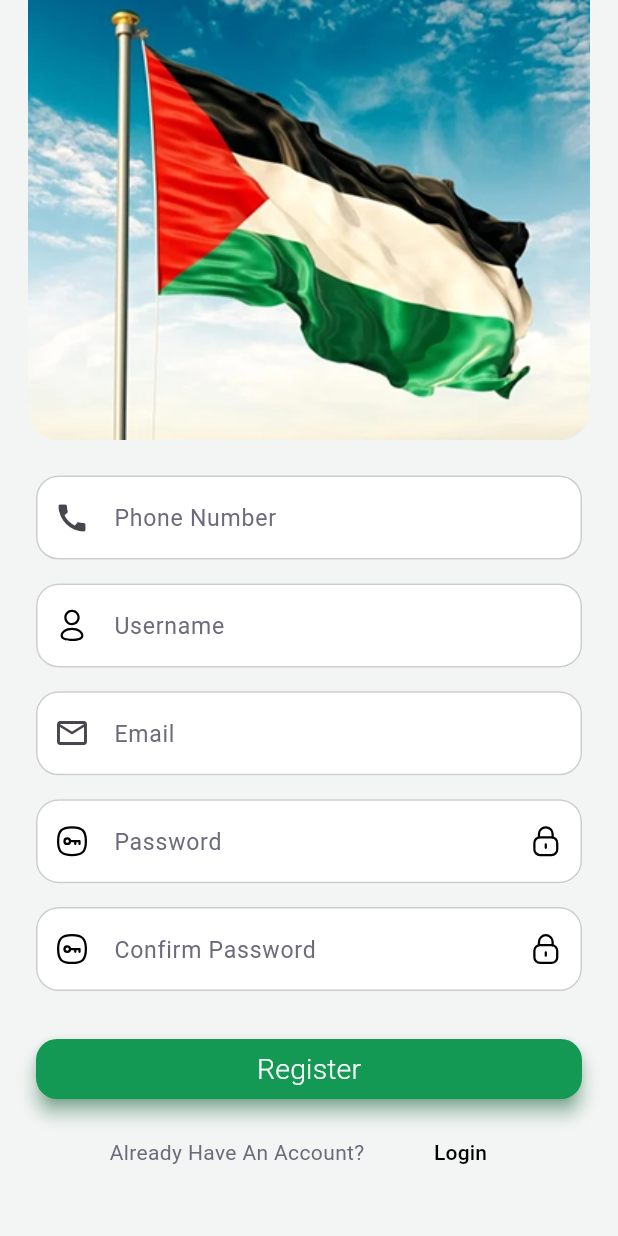
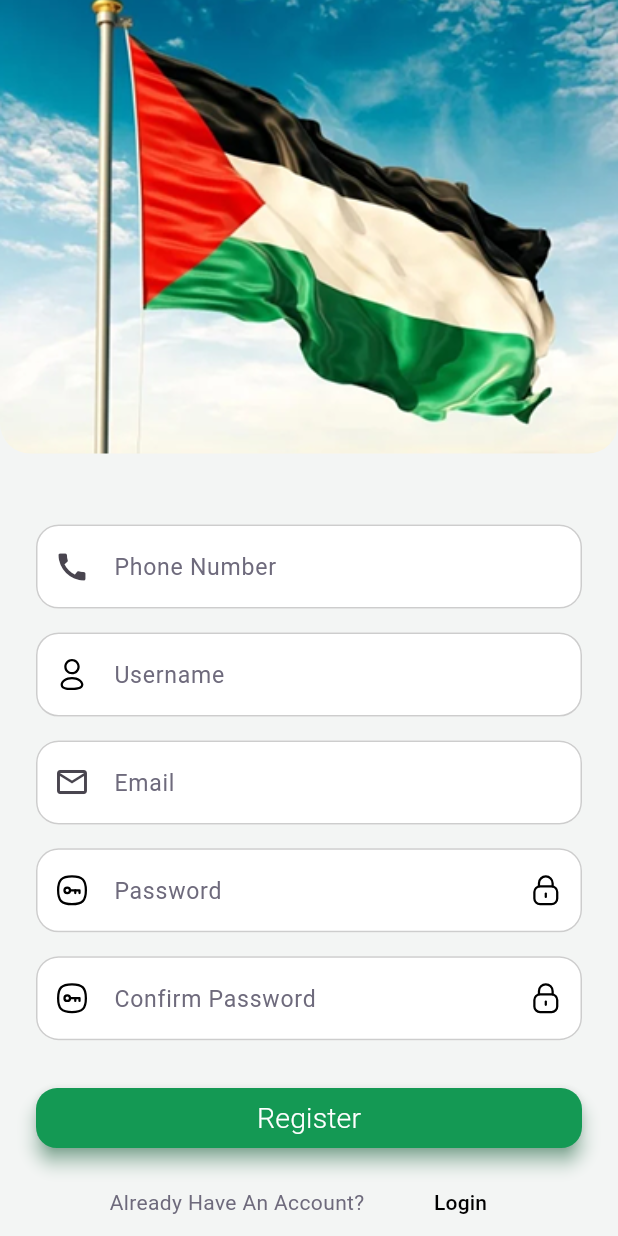
Before and after one commit to ahmedsalem2002m/mobile_NTI_training_tasks, a Flutter app: the RegisterView screen opened directly, on a phone screen of 412 x 824 dp. Run offline on Flutter 3.47's test engine with Material 3 defaults, Android fonts, the phone set to English and light mode, and no system bars; our stand-ins replace cloud_firestore, dartz, dio, firebase_auth, firebase_core, flutter_bloc and 5 more; accounts and stored records are empty.

Commit message:
add image manager

```diff
--- a/weak_4/nti_todo_app/lib/core/network/api_helper.dart
+++ b/weak_4/nti_todo_app/lib/core/network/api_helper.dart
@@ -18,6 +18,7 @@ class ApiHelper
         receiveTimeout: Duration(seconds: 10),
       )
   );
+
   Future<ApiResponse> postRequest({
     required String endPoint,
     Map<String, dynamic>? data,
@@ -31,6 +32,8 @@ class ApiHelper
       data: isFormData? FormData.fromMap(data??{}): data,
     ));
   }
+
+
   Future<ApiResponse> getRequest({
     required String endPoint,
     Map<String, dynamic>? data,
--- a/weak_4/nti_todo_app/lib/core/network/api_response.dart
+++ b/weak_4/nti_todo_app/lib/core/network/api_response.dart
@@ -16,7 +16,7 @@ class ApiResponse {
   // Factory method to handle Dio responses
   factory ApiResponse.fromResponse(Response response) {
     return ApiResponse(
-      status: response.data["status"] ==true ,
+      status: response.data["status"] == true ,
       statusCode: response.statusCode ?? 500,
       data: response.data,
       message: response.data["message"] ?? '',
--- /dev/null
+++ b/weak_4/nti_todo_app/lib/core/widgets/image_manager/cubit/image_manager_cubit.dart
@@ -0,0 +1,19 @@
+import 'package:flutter_bloc/flutter_bloc.dart';
+import 'package:image_picker/image_picker.dart';
+
+import 'image_manager_state.dart';
+
+class ImageManagerCubit extends Cubit<ImageManagerState>
+{
+  ImageManagerCubit() : super(ImageManagerInitial());
+  static ImageManagerCubit get(context) => BlocProvider.of(context);
+
+  pickImage()async
+  {
+    ImagePicker picker = ImagePicker();
+    XFile? image = await picker.pickImage(source: ImageSource.gallery);
+    if(image != null){
+      emit(ImageManagerPicked(image));
+    }
+  }
+}
--- /dev/null
+++ b/weak_4/nti_todo_app/lib/core/widgets/image_manager/cubit/image_manager_state.dart
@@ -0,0 +1,10 @@
+import 'package:image_picker/image_picker.dart';
+
+abstract class ImageManagerState{}
+
+class ImageManagerInitial extends ImageManagerState{}
+
+class ImageManagerPicked extends ImageManagerState{
+  XFile image;
+  ImageManagerPicked(this.image);
+}
--- /dev/null
+++ b/weak_4/nti_todo_app/lib/core/widgets/image_manager/image_manager_view.dart
@@ -0,0 +1,46 @@
+import 'package:flutter/material.dart';
+import 'package:flutter_bloc/flutter_bloc.dart';
+import 'package:image_picker/image_picker.dart';
+import 'cubit/image_manager_cubit.dart';
+import 'cubit/image_manager_state.dart';
+
+class ImageManagerView extends StatelessWidget {
+  const ImageManagerView({super.key, required this.defaultBuilder,
+    required this.imageBuilder, required this.onImagePicked});
+
+  final Widget defaultBuilder;
+  final Widget Function(XFile image) imageBuilder;
+  final void Function(XFile image) onImagePicked;
+  @override
+  Widget build(BuildContext context) {
+    return BlocProvider(
+      create: (context)=> ImageManagerCubit(),
+      child: Builder(
+          builder: (context) {
+            return GestureDetector(
+              onTap: ImageManagerCubit.get(context).pickImage,
+              child: BlocConsumer<ImageManagerCubit, ImageManagerState>(
+                  listener: (context, state){
+                    if(state is ImageManagerPicked)
+                    {
+                      onImagePicked(state.image);
+                    }
+                  },
+                  builder: (context, state)
+                  {
+                    if(state is ImageManagerPicked)
+                    {
+                      return imageBuilder(state.image);
+                    }
+                    else
+                    {
+                      return defaultBuilder;
+                    }
+                  }
+              ),
+            );
+          }
+      ),
+    );
+  }
+}
--- a/weak_4/nti_todo_app/lib/features/register/cubit/register_cubit.dart
+++ b/weak_4/nti_todo_app/lib/features/register/cubit/register_cubit.dart
@@ -1,5 +1,6 @@
 import 'package:flutter/cupertino.dart';
 import 'package:flutter_bloc/flutter_bloc.dart';
+import 'package:image_picker/image_picker.dart';
 import 'package:nti_todo_app/features/register/cubit/register_state.dart';
 import 'package:nti_todo_app/features/register/data/repo/register_repo.dart';
 
@@ -8,7 +9,7 @@ class RegisterCubit extends Cubit<RegisterState> {
 
   static RegisterCubit get(context) => BlocProvider.of(context);
 
- // XFile? image;
+  XFile? image;
   TextEditingController phoneController = TextEditingController();
   TextEditingController passwordController = TextEditingController();
   TextEditingController confirmController = TextEditingController();
@@ -60,7 +61,7 @@ class RegisterCubit extends Cubit<RegisterState> {
         name: usernameController.text,
         email: emailController.text,
         password: passwordController.text,
-        //image: image
+        image: image
     );
     response.fold(
             (String error)=> emit(ErrorRegister(error: error)),
--- a/weak_4/nti_todo_app/lib/features/register/data/repo/register_repo.dart
+++ b/weak_4/nti_todo_app/lib/features/register/data/repo/register_repo.dart
@@ -2,6 +2,7 @@ import 'package:cloud_firestore/cloud_firestore.dart';
 import 'package:dartz/dartz.dart';
 import 'package:dio/dio.dart';
 import 'package:firebase_auth/firebase_auth.dart';
+import 'package:image_picker/image_picker.dart';
 import 'package:nti_todo_app/features/register/data/model/register_model.dart';
 
 import '../../../../core/network/api_helper.dart';
@@ -47,7 +48,7 @@ class RegisterRepo{
     required String name,
     required String email,
     required String password,
-    //XFile? image
+    XFile? image
   })async
   {
     try {
@@ -58,13 +59,13 @@ class RegisterRepo{
         'phone': phone,
       };
 
-      // If image exists, attach as file
-      // if (image != null) {
-      //   data['image'] = await MultipartFile.fromFile(
-      //     image.path,
-      //     filename: image.name,
-      //   );
-      // }
+      //If image exists, attach as file
+      if (image != null) {
+        data['image'] = await MultipartFile.fromFile(
+          image.path,
+          filename: image.name,
+        );
+      }
       var response = await apiHelper.postRequest(
           endPoint: EndPoints.register,
           data: data
--- a/weak_4/nti_todo_app/lib/features/register/view/register_view.dart
+++ b/weak_4/nti_todo_app/lib/features/register/view/register_view.dart
@@ -1,3 +1,5 @@
+import 'dart:io';
+
 import 'package:flutter/material.dart';
 import 'package:flutter_bloc/flutter_bloc.dart';
 import 'package:flutter_screenutil/flutter_screenutil.dart';
@@ -8,9 +10,11 @@ import 'package:nti_todo_app/core/utils/app_assets.dart';
 import 'package:nti_todo_app/core/widgets/default_form_field.dart';
 import 'package:nti_todo_app/features/register/cubit/register_cubit.dart';
 import 'package:nti_todo_app/features/register/cubit/register_state.dart';
+import 'package:nti_todo_app/features/register/view/widgets/custom_image_auth.dart';
 import 'package:nti_todo_app/features/register/view/widgets/defualt_text.dart';
 import '../../../../core/widgets/default_btn.dart';
 import '../../../core/helper/app_pop_up.dart';
+import '../../../core/widgets/image_manager/image_manager_view.dart';
 import '../../login/view/login_view.dart';
 
 class RegisterView extends StatelessWidget {
@@ -41,7 +45,15 @@ class RegisterView extends StatelessWidget {
                       key: RegisterCubit.get(context).formKey,
                       child: Column(
                         children: [
-                          Image.asset("assets/images/flag.png"),
+                          ImageManagerView(
+                            onImagePicked: (image)=> RegisterCubit.get(context).image = image,
+                            imageBuilder:(image){
+                              return CustomAuthImage(image: FileImage(File(image.path)),);
+                            },
+                            defaultBuilder: CustomAuthImage(),
+                          ),
+                          SizedBox(height: 23.h,),
+                          // Image.asset("assets/images/flag.png"),
                           Padding(
                             padding: const EdgeInsets.all(24.0),
                             child: Column(
--- /dev/null
+++ b/weak_4/nti_todo_app/lib/features/register/view/widgets/custom_image_auth.dart
@@ -0,0 +1,27 @@
+import 'package:flutter/material.dart';
+import 'package:flutter_screenutil/flutter_screenutil.dart';
+
+import '../../../../core/utils/app_assets.dart';
+
+class CustomAuthImage extends StatelessWidget {
+  const CustomAuthImage({super.key, this.image = const AssetImage(AppAssets.flag)});
+
+  final ImageProvider image;
+  @override
+  Widget build(BuildContext context) {
+    return Container(
+      width: double.infinity,
+      height: 298.h,
+      decoration: BoxDecoration(
+          image: DecorationImage(
+              image: image,
+              fit: BoxFit.cover
+          ),
+          borderRadius: BorderRadius.only(
+              bottomLeft: Radius.circular(20.r),
+              bottomRight: Radius.circular(20.r)
+          )
+      ),
+    );
+  }
+}
--- a/weak_4/nti_todo_app/pubspec.yaml
+++ b/weak_4/nti_todo_app/pubspec.yaml
@@ -43,6 +43,7 @@ dependencies:
   cloud_firestore: ^6.0.0
   dartz: ^0.10.1
   dio: ^5.9.0
+  image_picker: ^1.2.0
 
 dev_dependencies:
   flutter_test:
```
Also changed, not shown: weak_4/nti_todo_app/pubspec.lock, 1 other file.
